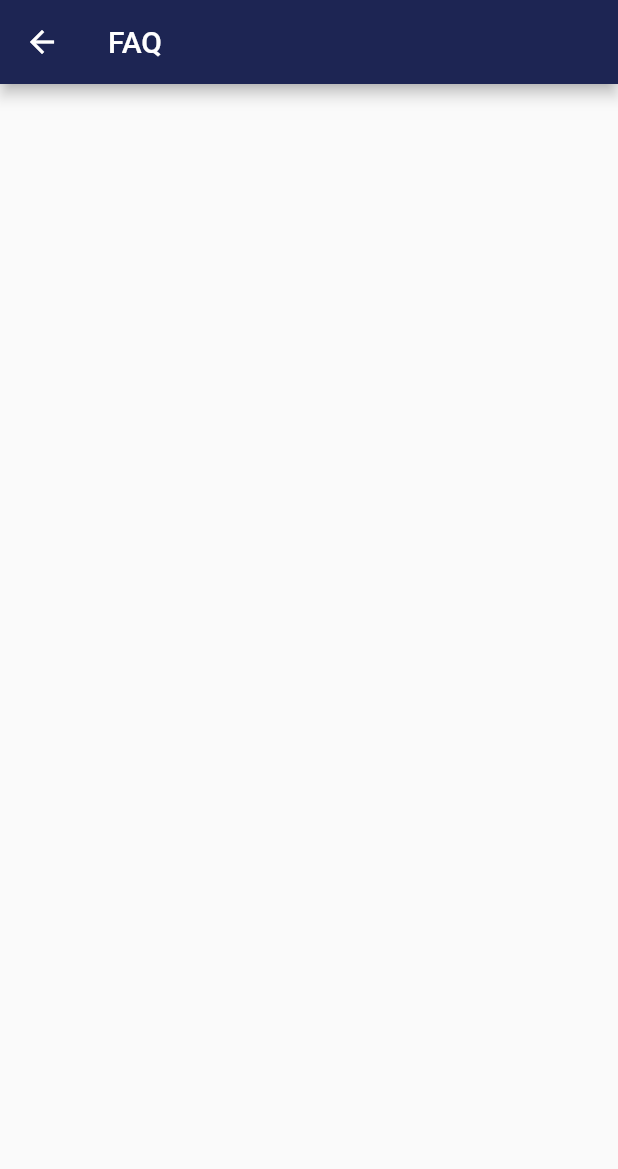
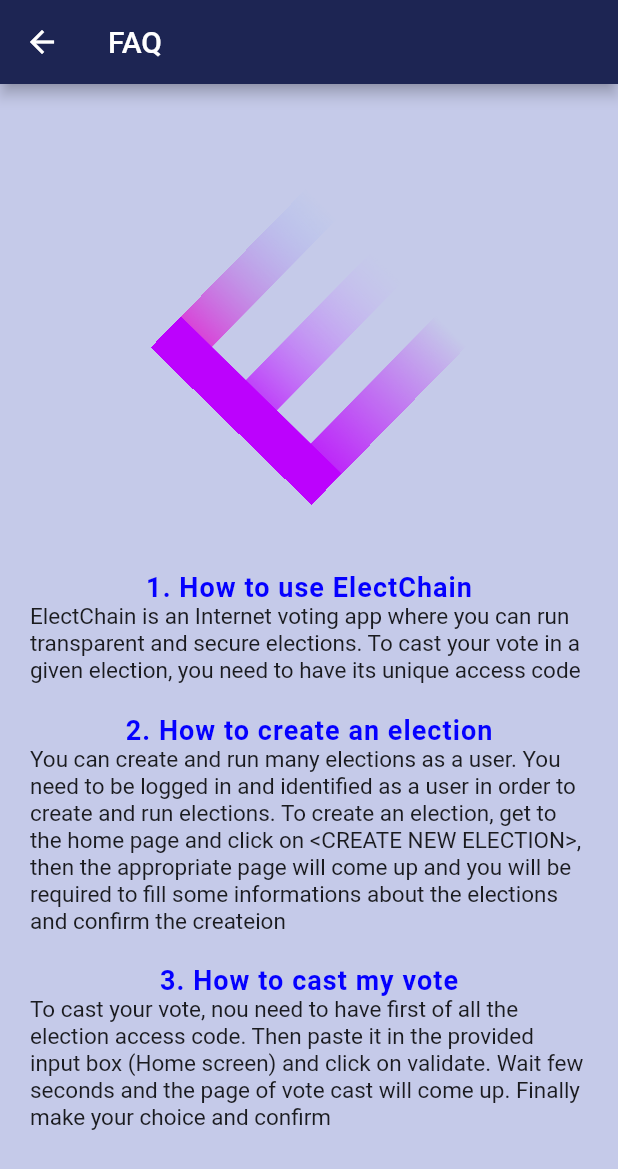
Before and after one commit to adityakrsingh2907/voting_app_fl2, a Flutter app: the FaqScreen screen opened directly, on a phone screen of 412 x 824 dp. Shown: the top 1169 px of the screen. Run offline on Flutter 3.47's test engine with Material 2 defaults, Android fonts, the phone set to English and light mode, and no system bars; our stand-ins replace community_material_icon, firebase_auth, firebase_core, flutter_spinkit, google_sign_in; accounts and stored records are empty.

Commit message:
UI Changes

```diff
--- a/lib/constants.dart
+++ b/lib/constants.dart
@@ -2,13 +2,28 @@ import 'package:flutter/material.dart';
 
 class Constants {
   static const googlePath = 'assets/images/google.png';
-  static const String electChainLogo = 'assets/images/Logo.png';
+
+  static const String electChainLogo1 = 'assets/images/Logo.png';
+  static const String electChainLogo2 = 'assets/images/full_logo.png';
+
   static const Color appBarColor = Color.fromRGBO(29, 37, 83, 1);
   static const Color gradientColor1 = Color.fromRGBO(62, 81, 181, 1);
   static const Color gradientColor2 = Color.fromRGBO(85, 132, 214, 1);
-  static const Color backgroundColor1 = Color.fromRGBO(198, 201, 132, 1);
+  static const Color backgroundColor1 = Color.fromRGBO(197, 202, 233, 1);
+  static const Color textColor1 = Color.fromARGB(255, 50, 47, 186);
+  static const Color textColor2 = Color.fromARGB(255, 5, 0, 255);
+
   static const String defaultProfilePicUrl =
       'https://icon-library.com/images/default-profile-icon/default-profile-icon-24.jpg';
+
+  static const String faqString1 =
+      'ElectChain is an Internet voting app where you can run transparent and secure elections. To cast your vote in a given election, you need to have its unique access code';
+
+  static const String faqString2 =
+      "You can create and run many elections as a user. You need to be logged in and identified as a user in order to create and run elections. To create an election, get to the home page and click on <CREATE NEW ELECTION>, then the appropriate page will come up and you will be required to fill some informations about the elections and confirm the createion";
+
+  static const String faqString3 =
+      "To cast your vote, nou need to have first of all the election access code. Then paste it in the provided input box (Home screen) and click on validate. Wait few seconds and the page of vote cast will come up. Finally make your choice and confirm";
 }
 
 const textInputDecoration = InputDecoration(
--- a/lib/screens/about/faq_screen.dart
+++ b/lib/screens/about/faq_screen.dart
@@ -1,5 +1,6 @@
 import 'package:flutter/material.dart';
 import 'package:voting_app/constants.dart';
+import 'package:voting_app/widgets/logo_widget.dart';
 
 class FaqScreen extends StatelessWidget {
   const FaqScreen({super.key});
@@ -7,10 +8,87 @@ class FaqScreen extends StatelessWidget {
   @override
   Widget build(BuildContext context) {
     return Scaffold(
+      backgroundColor: Constants.backgroundColor1,
       appBar: AppBar(
         backgroundColor: Constants.appBarColor,
         title: const Text('FAQ'),
       ),
+      body: Column(
+        crossAxisAlignment: CrossAxisAlignment.center,
+        mainAxisAlignment: MainAxisAlignment.start,
+        children: [
+          const SizedBox(height: 100),
+          Center(
+            child: Transform.rotate(
+              angle: 150,
+              child: const Logo(
+                width: 150,
+                height: 150,
+                logoPath: Constants.electChainLogo1,
+              ),
+            ),
+          ),
+          const SizedBox(height: 75),
+          Container(
+            padding: const EdgeInsets.symmetric(horizontal: 20),
+            alignment: Alignment.centerLeft,
+            child: Column(
+              children: const [
+                Text(
+                  '1. How to use ElectChain',
+                  style: TextStyle(
+                    color: Constants.textColor2,
+                    fontWeight: FontWeight.bold,
+                    fontSize: 18,
+                    letterSpacing: 0.7,
+                  ),
+                ),
+                Text(
+                  Constants.faqString1,
+                  style: TextStyle(
+                    fontSize: 15,
+                    fontWeight: FontWeight.w400,
+                  ),
+                ),
+                SizedBox(height: 20),
+                Text(
+                  '2. How to create an election',
+                  style: TextStyle(
+                    color: Constants.textColor2,
+                    fontWeight: FontWeight.bold,
+                    fontSize: 18,
+                    letterSpacing: 0.7,
+                  ),
+                ),
+                Text(
+                  Constants.faqString2,
+                  style: TextStyle(
+                    fontSize: 15,
+                    fontWeight: FontWeight.w400,
+                  ),
+                ),
+                SizedBox(height: 20),
+                Text(
+                  '3. How to cast my vote',
+                  style: TextStyle(
+                    color: Constants.textColor2,
+                    fontWeight: FontWeight.bold,
+                    fontSize: 18,
+                    letterSpacing: 0.7,
+                  ),
+                ),
+                Text(
+                  Constants.faqString3,
+                  style: TextStyle(
+                    fontSize: 15,
+                    fontWeight: FontWeight.w400,
+                  ),
+                ),
+              ],
+            ),
+          ),
+        ],
+      ),
     );
   }
 }
--- a/lib/screens/home/home_screen.dart
+++ b/lib/screens/home/home_screen.dart
@@ -5,7 +5,7 @@ import '../../constants.dart';
 import '../../services/auth.dart';
 
 import '../about/faq_screen.dart';
-import '../elections/new_vote.dart';
+import '../elections/create_election.dart';
 import '../elections/user_elections.dart';
 
 import '../../widgets/action_box.dart';
@@ -25,7 +25,7 @@ class _HomeScreenState extends State<HomeScreen> {
   void navigateToNewElection(BuildContext context) {
     Navigator.of(context).push(
       MaterialPageRoute(
-        builder: (context) => const NewVote(),
+        builder: (context) => const CreateElection(),
       ),
     );
   }
@@ -53,6 +53,7 @@ class _HomeScreenState extends State<HomeScreen> {
   @override
   Widget build(BuildContext context) {
     return Scaffold(
+      backgroundColor: Constants.backgroundColor1,
       appBar: AppBar(
         backgroundColor: Constants.appBarColor,
         title: const Text('ElectChain'),
@@ -161,6 +162,7 @@ class _HomeScreenState extends State<HomeScreen> {
                     ),
                   ),
                   GestureDetector(
+                    onTap: () {},
                     child: const ActionBox(
                       action: "Poll",
                       description: "Create a new poll",
--- a/lib/widgets/logo_widget.dart
+++ b/lib/widgets/logo_widget.dart
@@ -3,13 +3,19 @@ import 'package:flutter/material.dart';
 import '../constants.dart';
 
 class Logo extends StatelessWidget {
-  const Logo({super.key});
+  final double height;
+  final double width;
+  final String logoPath;
+
+  const Logo({
+    super.key,
+    required this.height,
+    required this.width,
+    required this.logoPath,
+  });
 
   @override
   Widget build(BuildContext context) {
-    return RotationTransition(
-      turns: const AlwaysStoppedAnimation(-45 / 360),
-      child: Image.asset(Constants.electChainLogo, width: 70, height: 70),
-    );
+    return Image.asset(logoPath, width: width, height: height);
   }
 }
--- a/pubspec.yaml
+++ b/pubspec.yaml
@@ -59,7 +59,9 @@ flutter:
 
    # To add assets to your application, add an assets section, like this:
    assets:
+      - assets/images/full_logo.png
       - assets/images/google.png
+      - assets/images/logo.png
       - assets/images/
 
    # An image asset can refer to one or more resolution-specific "variants", see
```
Also changed, not shown: lib/screens/elections/create_election.dart (added, +104 -0 lines), lib/screens/elections/new_vote.dart (deleted, +0 -19 lines), lib/screens/landing_page.dart (deleted, +0 -88 lines), lib/widgets/gradient_button_1.dart (added, +47 -0 lines), assets/images/full_logo.png (added).
